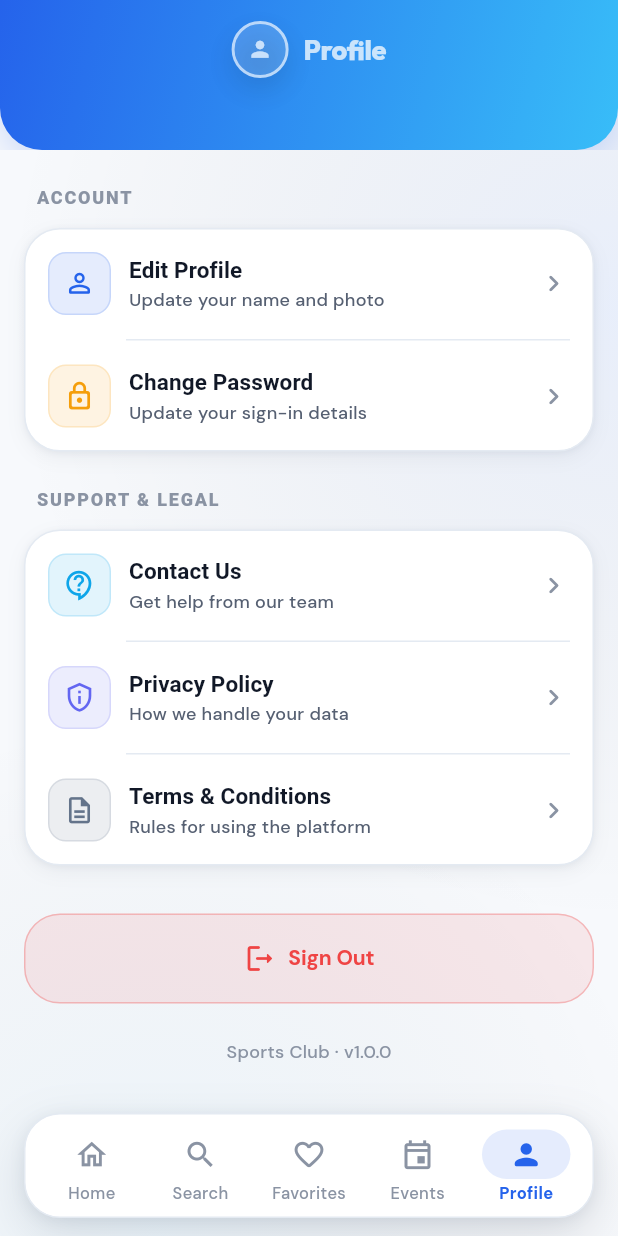
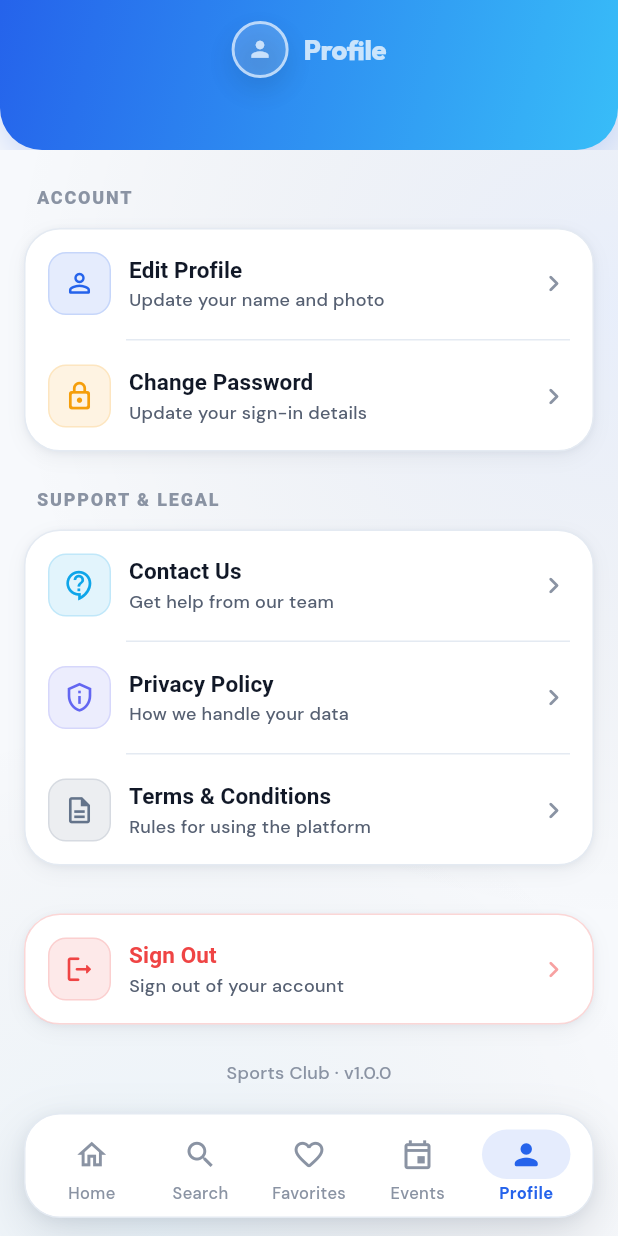
Before and after one commit to MansiGajera120/Club, a Flutter app: the ProfileScreen screen opened by its route, scrolled down 212 dp, on a phone screen of 412 x 824 dp. Run offline on Flutter 3.47's test engine with Material 3 defaults, Android fonts, the light colour scheme and no system bars; our stand-ins replace cached_network_image, dio, flutter_riverpod, flutter_secure_storage, flutter_svg, freezed_annotation and 6 more; accounts and stored records are empty; generated files the repository leaves out were written again; statements that could not run were skipped.

Commit message:
Mobile app UI update completed

```diff
--- a/mobile_app/lib/main.dart
+++ b/mobile_app/lib/main.dart
@@ -8,6 +8,10 @@ import 'app.dart';
 /// widget tree. Async bootstrap (Firebase, config) is added as needed.
 void main() {
   WidgetsFlutterBinding.ensureInitialized();
+  // Lock the app to portrait — it must not rotate with the device.
+  SystemChrome.setPreferredOrientations(const [
+    DeviceOrientation.portraitUp,
+  ]);
   SystemChrome.setEnabledSystemUIMode(SystemUiMode.edgeToEdge);
   SystemChrome.setSystemUIOverlayStyle(
     const SystemUiOverlayStyle(
--- a/mobile_app/lib/routes/app_router.dart
+++ b/mobile_app/lib/routes/app_router.dart
@@ -28,9 +28,12 @@ import '../screens/profile/profile_screen.dart';
 import '../screens/search/search_screen.dart';
 import '../screens/shell/main_shell.dart';
 import '../screens/splash/splash_screen.dart';
+import '../utils/app_toast.dart';
 import 'route_names.dart';
 
-final _rootNavigatorKey = GlobalKey<NavigatorState>();
+// The root navigator key lives in app_toast so the toast overlay can reach the
+// app's top-level overlay from anywhere.
+final _rootNavigatorKey = rootNavigatorKey;
 
 class _RoleAwareHome extends ConsumerWidget {
   const _RoleAwareHome();
--- a/mobile_app/lib/screens/profile/contact_us_screen.dart
+++ b/mobile_app/lib/screens/profile/contact_us_screen.dart
@@ -90,11 +90,13 @@ class _ContactUsScreenState extends State<ContactUsScreen> {
         centerTitle: false,
       ),
       body: ListView(
-        padding: const EdgeInsets.fromLTRB(
+        // Include the system bottom inset so the send button clears the
+        // on-screen navigation buttons on gesture/3-button devices.
+        padding: EdgeInsets.fromLTRB(
           AppSpacing.lg,
           AppSpacing.sm,
           AppSpacing.lg,
-          AppSpacing.xl,
+          AppSpacing.xl + MediaQuery.viewPaddingOf(context).bottom,
         ),
         children: [
           // ── Support team info ──────────────────────────────────────
--- a/mobile_app/lib/screens/profile/profile_screen.dart
+++ b/mobile_app/lib/screens/profile/profile_screen.dart
@@ -176,35 +176,10 @@ class ProfileScreen extends ConsumerWidget {
 
                   const SizedBox(height: AppSpacing.xxl),
 
-                  // Logout Button
-                  Material(
-                    color: Colors.transparent,
-                    child: InkWell(
-                      onTap: user == null ? null : () => _confirmLogout(context, ref),
-                      borderRadius: AppRadius.xlAll,
-                      child: Container(
-                        padding: const EdgeInsets.symmetric(vertical: 18),
-                        decoration: BoxDecoration(
-                          color: AppColors.danger.withValues(alpha: 0.1),
-                          borderRadius: AppRadius.xlAll,
-                          border: Border.all(color: AppColors.danger.withValues(alpha: 0.3)),
-                        ),
-                        child: Row(
-                          mainAxisAlignment: MainAxisAlignment.center,
-                          children: [
-                            const Icon(Icons.logout_rounded, color: AppColors.danger, size: 22),
-                            const SizedBox(width: AppSpacing.sm),
-                            Text(
-                              'Sign Out',
-                              style: theme.textTheme.titleMedium?.copyWith(
-                                color: AppColors.danger,
-                                fontWeight: FontWeight.w700,
-                              ),
-                            ),
-                          ],
-                        ),
-                      ),
-                    ),
+                  // Sign out — styled as a section card row for consistency.
+                  _SignOutButton(
+                    onTap:
+                        user == null ? null : () => _confirmLogout(context, ref),
                   ),
 
                   const SizedBox(height: AppSpacing.xl),
@@ -294,6 +269,90 @@ class _MenuDivider extends StatelessWidget {
       indent: 68,
       endIndent: AppSpacing.lg,
       color: AppColors.border,
+    );
+  }
+}
+
+/// Sign-out action styled like a section-card row, with a red accent.
+class _SignOutButton extends StatelessWidget {
+  final VoidCallback? onTap;
+  const _SignOutButton({required this.onTap});
+
+  @override
+  Widget build(BuildContext context) {
+    final theme = Theme.of(context);
+    return DecoratedBox(
+      decoration: BoxDecoration(
+        color: AppColors.card,
+        borderRadius: AppRadius.xlAll,
+        border: Border.all(color: AppColors.danger.withValues(alpha: 0.22)),
+        boxShadow: AppShadows.sm,
+      ),
+      child: ClipRRect(
+        borderRadius: AppRadius.xlAll,
+        child: Material(
+          color: Colors.transparent,
+          child: InkWell(
+            onTap: onTap,
+            splashColor: AppColors.danger.withValues(alpha: 0.08),
+            highlightColor: AppColors.danger.withValues(alpha: 0.05),
+            child: Padding(
+              padding: const EdgeInsets.symmetric(
+                horizontal: AppSpacing.lg,
+                vertical: 16,
+              ),
+              child: Row(
+                children: [
+                  Container(
+                    width: 42,
+                    height: 42,
+                    decoration: BoxDecoration(
+                      color: AppColors.danger.withValues(alpha: 0.12),
+                      borderRadius: AppRadius.mdAll,
+                      border: Border.all(
+                        color: AppColors.danger.withValues(alpha: 0.16),
+                      ),
+                    ),
+                    child: const Icon(
+                      Icons.logout_rounded,
+                      color: AppColors.danger,
+                      size: 21,
+                    ),
+                  ),
+                  const SizedBox(width: AppSpacing.md),
+                  Expanded(
+                    child: Column(
+                      crossAxisAlignment: CrossAxisAlignment.start,
+                      children: [
+                        Text(
+                          'Sign Out',
+                          style: theme.textTheme.titleSmall?.copyWith(
+                            fontWeight: FontWeight.w700,
+                            fontSize: 15,
+                            color: AppColors.danger,
+                          ),
+                        ),
+                        const SizedBox(height: 2),
+                        Text(
+                          'Sign out of your account',
+                          style: theme.textTheme.bodySmall?.copyWith(
+                            color: AppColors.textSecondary,
+                          ),
+                        ),
+                      ],
+                    ),
+                  ),
+                  Icon(
+                    Icons.chevron_right_rounded,
+                    color: AppColors.danger.withValues(alpha: 0.5),
+                    size: 22,
+                  ),
+                ],
+              ),
+            ),
+          ),
+        ),
+      ),
     );
   }
 }
```
Also changed, not shown: mobile_app/lib/app.dart (+9 -1 lines), mobile_app/lib/utils/app_toast.dart (+119 -54 lines), 2 other files.
